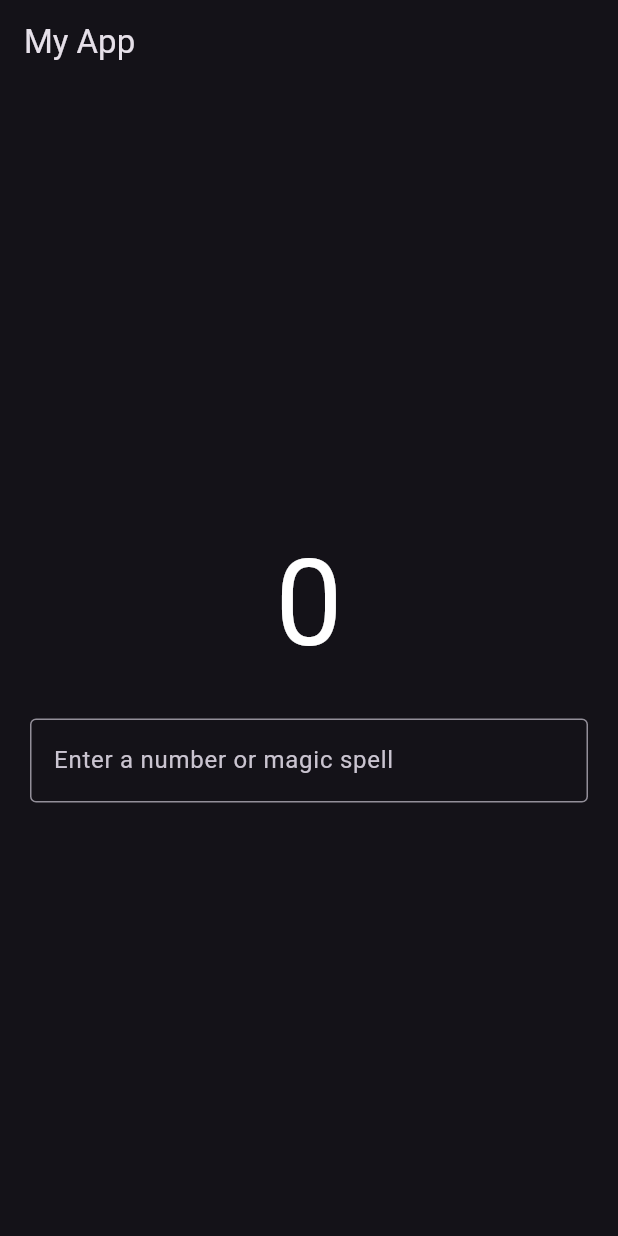
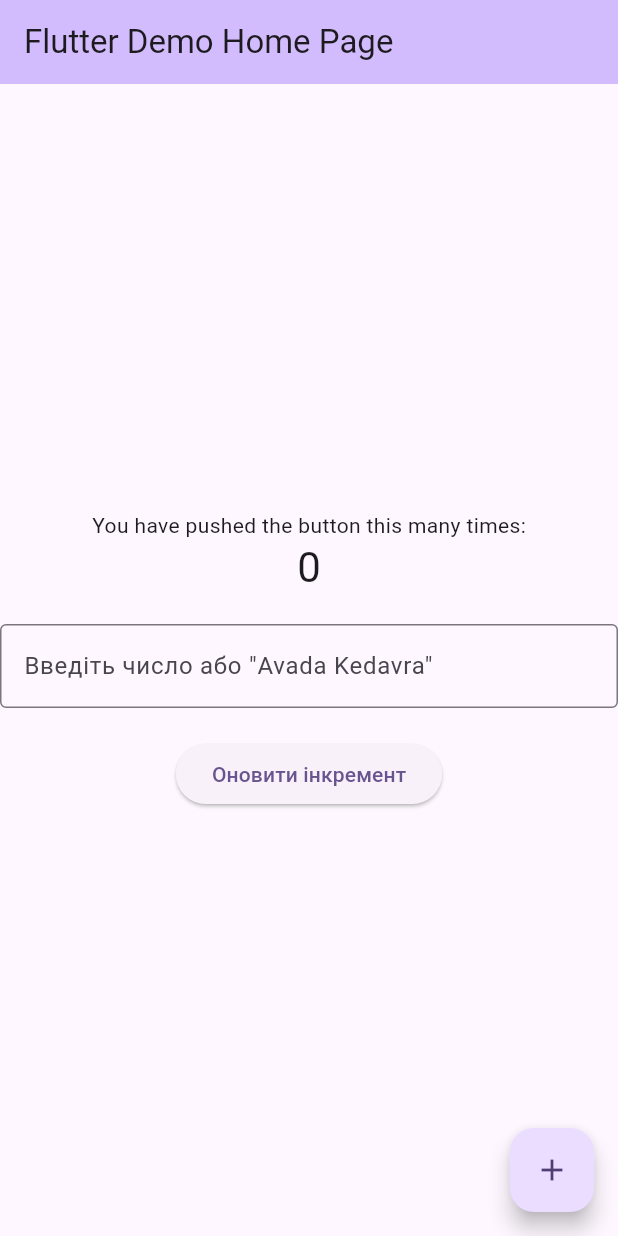
Before and after one commit to PelykhV/mobile_app, a Flutter app: the screen it shows after launch, on a phone screen of 412 x 824 dp. Run offline on Flutter 3.47's test engine with Material 3 defaults, Android fonts, the phone set to English and light mode, and no system bars.

Commit message:
added lab1

```diff
--- a/lib/main.dart
+++ b/lib/main.dart
@@ -10,93 +10,94 @@ class MyApp extends StatelessWidget {
   @override
   Widget build(BuildContext context) {
     return MaterialApp(
-      debugShowCheckedModeBanner: false,
-      theme: ThemeData.dark(),
-      home: const MyHomePage(),
+      title: 'Flutter Demo',
+      theme: ThemeData(
+        colorScheme: ColorScheme.fromSeed(seedColor: Colors.deepPurple),
+      ),
+      home: const MyHomePage(title: 'Flutter Demo Home Page'),
     );
   }
 }
 
 class MyHomePage extends StatefulWidget {
-  const MyHomePage({super.key});
+  const MyHomePage({required this.title, super.key});
+
+  final String title;
 
   @override
   State<MyHomePage> createState() => _MyHomePageState();
 }
 
-class _MyHomePageState extends State<MyHomePage>
-    with SingleTickerProviderStateMixin {
+class _MyHomePageState extends State<MyHomePage> {
   int _counter = 0;
   final TextEditingController _controller = TextEditingController();
-  late AnimationController _animationController;
-  late Animation<Color?> _colorAnimation;
 
-  @override
-  void initState() {
-    super.initState();
-    _animationController = AnimationController(
-      vsync: this,
-      duration: const Duration(seconds: 1),
-    );
-    _colorAnimation = ColorTween(begin: Colors.white, end: Colors.redAccent)
-        .animate(_animationController);
-  }
+  // Функція для оновлення значення лічильника
+  void _updateCounter() {
+    final String inputText = _controller.text;
 
-  void _onSubmit(String value) {
-    if (value == 'Avada Kedavra') {
-      _animationController.forward().then((_) {
-        setState(() => _counter = 0);
-        _animationController.reverse();
+    if (inputText == 'Avada Kedavra') {
+      setState(() {
+        _counter = 0; // Скидаємо інкремент до 0
       });
     } else {
-      final number = int.tryParse(value);
-      if (number != null) {
-        setState(() => _counter += number);
+      try {
+        // Перевірка, чи може текст бути перетворений на число
+        final int inputNumber = int.parse(inputText);
+        setState(() {
+          _counter += inputNumber; // Додаємо число до інкременту
+        });
+      } catch (e) {
+        // Якщо текст не можна перетворити на число, просто нічого не робимо
+        ScaffoldMessenger.of(context).showSnackBar(
+          // ignore: lines_longer_than_80_chars
+          const SnackBar(content: Text('Введіть число або "Avada Kedavra" для скидання')),
+        );
       }
     }
+
+    // Очищуємо текстове поле після обробки
     _controller.clear();
   }
 
   @override
   Widget build(BuildContext context) {
     return Scaffold(
-      appBar: AppBar(title: const Text('My App')),
+      appBar: AppBar(
+        backgroundColor: Theme.of(context).colorScheme.inversePrimary,
+        title: Text(widget.title),
+      ),
       body: Center(
         child: Column(
           mainAxisAlignment: MainAxisAlignment.center,
-          children: [
-            AnimatedBuilder(
-              animation: _colorAnimation,
-              builder: (context, child) {
-                return Text(
-                  '$_counter',
-                  style: TextStyle(fontSize: 80, color: _colorAnimation.value),
-                );
-              },
+          children: <Widget>[
+            const Text('You have pushed the button this many times:'),
+            Text(
+              '$_counter',
+              style: Theme.of(context).textTheme.headlineMedium,
             ),
             const SizedBox(height: 20),
-            Padding(
-              padding: const EdgeInsets.symmetric(horizontal: 20),
-              child: TextField(
-                controller: _controller,
-                decoration: const InputDecoration(
-                  border: OutlineInputBorder(),
-                  labelText: 'Enter a number or magic spell',
-                ),
-                textAlign: TextAlign.center,
-                onSubmitted: _onSubmit,
+            TextField(
+              controller: _controller,
+              keyboardType: TextInputType.number,
+              decoration: const InputDecoration(
+                border: OutlineInputBorder(),
+                labelText: 'Введіть число або "Avada Kedavra"',
               ),
+            ),
+            const SizedBox(height: 20),
+            ElevatedButton(
+              onPressed: _updateCounter,
+              child: const Text('Оновити інкремент'),
             ),
           ],
         ),
       ),
+      floatingActionButton: FloatingActionButton(
+        onPressed: _updateCounter,
+        tooltip: 'Increment',
+        child: const Icon(Icons.add),
+      ),
     );
   }
-
-  @override
-  void dispose() {
-    _controller.dispose();
-    _animationController.dispose();
-    super.dispose();
-  }
 }
```
